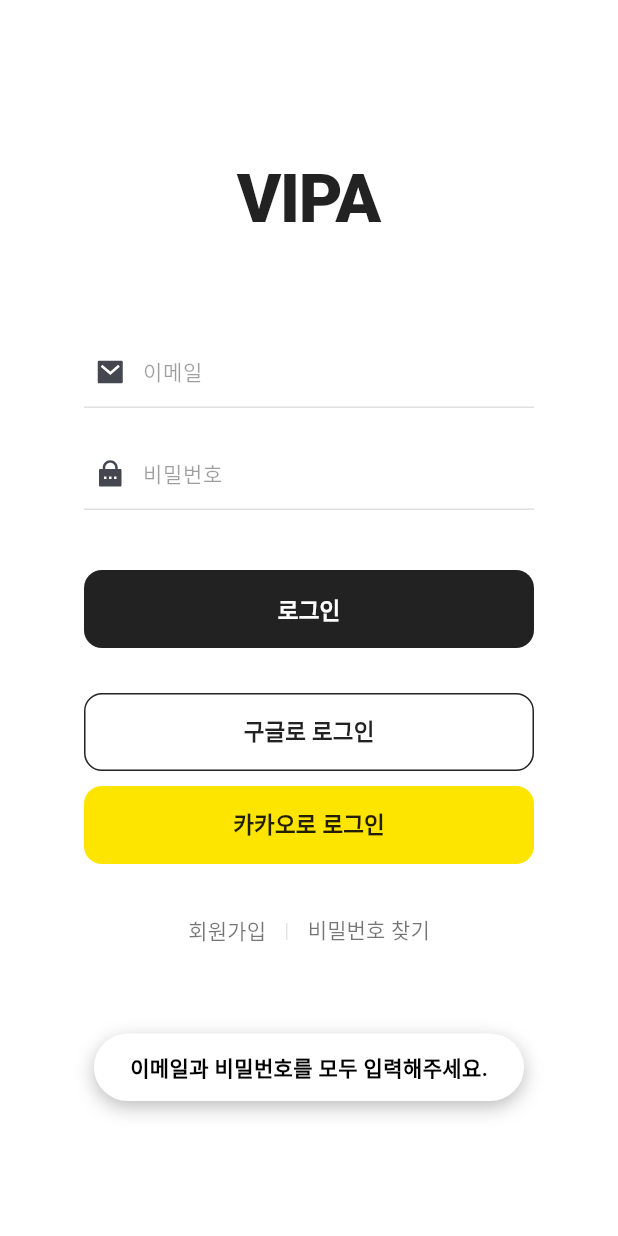
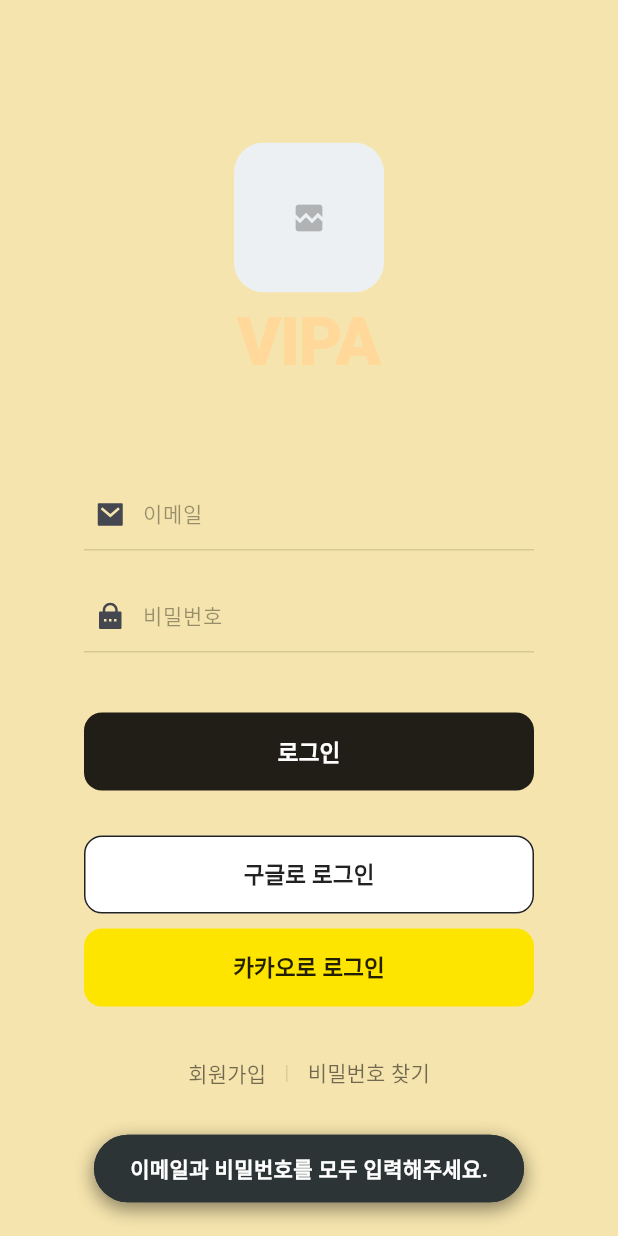
Before and after one commit to VipaForENG/Vipa_frontend, a Flutter app: the screen it shows after launch, after a tap on "로그인", after a tap on "구글로 로그인", on a phone screen of 412 x 824 dp. Run offline on Flutter 3.47's test engine with Material 3 defaults, Android fonts, the phone set to English and light mode, and no system bars; our stand-ins replace dio, fl_chart, permission_handler, remixicon, speech_to_text; network calls fail.

Commit message:
로그인 화면 디자인 리펙토리

```diff
--- a/lib/design/button_design.dart
+++ b/lib/design/button_design.dart
@@ -1,36 +1,44 @@
 import 'package:flutter/material.dart';
 
-Widget buttonDesign(String title, IconData icon, VoidCallback onPressed) {
-  return Expanded(
-    child: SizedBox(
-      height: 120,
+/// Vipa 프로젝트의 공통 사각형 버튼 위젯입니다.
+/// [title]: 버튼에 표시될 텍스트
+/// [icon]: 상단에 표시될 아이콘 데이터
+/// [onPressed]: 버튼 클릭 시 실행될 콜백 함수
+Widget vipaPrimaryButton({
+  required String title,
+  required IconData icon,
+  required VoidCallback onPressed,
+  double height = 120.0, // 기본 높이 설정
+}) {
+  return SizedBox(
+    height: height,
     child: ElevatedButton(
-        onPressed: onPressed, // 1. 클릭 시 실행될 함수 연결
+      onPressed: onPressed,
       style: ElevatedButton.styleFrom(
-          backgroundColor: Colors.white, // 배경색
-          foregroundColor: const Color(0xFF2D3436), // 클릭 시 퍼지는 색상 (물결 효과)
-          elevation: 0, // 그림자 제거 (깔끔하게)
+        backgroundColor: Colors.white,
+        foregroundColor: const Color(0xFF2D3436), // 클릭 시 물결 효과 색상
+        elevation: 0,
         shape: RoundedRectangleBorder(
-            borderRadius: BorderRadius.circular(16), // 테두리 둥글게
-            side: const BorderSide(color: Color(0xFFEDF0F3)), // 테두리 선
+          borderRadius: BorderRadius.circular(16),
+          side: const BorderSide(color: Color(0xFFEDF0F3)),
         ),
-          padding: EdgeInsets.zero, // 내부 기본 패딩 제거
+        padding: EdgeInsets.zero,
       ),
       child: Column(
         mainAxisAlignment: MainAxisAlignment.center,
         children: [
           Icon(icon, color: const Color(0xFF2D3436), size: 30),
-            const SizedBox(height: 5),
+          const SizedBox(height: 8), // 간격을 살짝 넓혀 가독성 확보
           Text(
             title,
             style: const TextStyle(
               fontSize: 13,
               fontWeight: FontWeight.bold,
+              color: Color(0xFF2D3436),
             ),
           ),
         ],
       ),
     ),
-    ),
   );
 }
--- a/lib/design/snack_bar.dart
+++ b/lib/design/snack_bar.dart
@@ -1,63 +1,72 @@
 import 'package:flutter/material.dart';
 
 class VipaSnackBar {
-  static void show(BuildContext context, String message, {bool isError = false}) {
-    // Overlay를 사용하여 화면 최상단에 위젯을 직접 띄웁니다.
+  static void show(
+    BuildContext context,
+    String message, {
+    bool isError = false,
+  }) {
     final overlay = Overlay.of(context);
-    final overlayEntry = OverlayEntry(
+    late OverlayEntry overlayEntry; // 선언을 먼저 합니다.
+
+    overlayEntry = OverlayEntry(
       builder: (context) => _MessageSnackBarWidget(
         message: message,
         isError: isError,
+        // 애니메이션이 완전히 끝난 후 Overlay에서 제거하도록 콜백 전달
+        onDismissed: () {
+          overlayEntry.remove();
+        },
       ),
     );
 
-    // 화면에 추가
     overlay.insert(overlayEntry);
-
-    // 2.5초 후에 제거
-    Future.delayed(const Duration(milliseconds: 2500), () {
-      overlayEntry.remove();
-    });
   }
 }
 
 class _MessageSnackBarWidget extends StatefulWidget {
   final String message;
   final bool isError;
+  final VoidCallback onDismissed;
 
-  const _MessageSnackBarWidget({required this.message, required this.isError});
+  const _MessageSnackBarWidget({
+    required this.message,
+    required this.isError,
+    required this.onDismissed,
+  });
 
   @override
   State<_MessageSnackBarWidget> createState() => _MessageSnackBarWidgetState();
 }
 
-class _MessageSnackBarWidgetState extends State<_MessageSnackBarWidget> with SingleTickerProviderStateMixin {
+class _MessageSnackBarWidgetState extends State<_MessageSnackBarWidget>
+    with SingleTickerProviderStateMixin {
   late AnimationController _controller;
   late Animation<Offset> _offsetAnimation;
 
   @override
   void initState() {
     super.initState();
-    // [애니메이션 설정] 0.5초 동안 부드럽게 작동
     _controller = AnimationController(
-      duration: const Duration(milliseconds: 500),
+      duration: const Duration(milliseconds: 400),
       vsync: this,
     );
 
-    // 시작 위치는 화면 밖(아래), 도착 위치는 원래 자리
+    // [수정 포인트] 좌표값을 더 직관적으로 조정
+    // 화면 하단에서 위로 0.2(약 20%)만큼 올라온 지점에 멈춤
     _offsetAnimation = Tween<Offset>(
-      begin: const Offset(0.0, 2.0),
-      end: const Offset(0.0, -2.0), // 살짝 위로 띄움
-    ).animate(CurvedAnimation(
-      parent: _controller,
-      curve: Curves.easeOutBack, // 쫀득하게 올라오는 효과
-    ));
+      begin: const Offset(0.0, 1.5),
+      end: const Offset(0.0, -0.5),
+    ).animate(CurvedAnimation(parent: _controller, curve: Curves.easeOutBack));
 
-    _controller.forward(); // 시작
+    _controller.forward();
 
-    // 사라질 때 애니메이션
-    Future.delayed(const Duration(milliseconds: 2000), () {
-      if (mounted) _controller.reverse();
+    // 2.5초 노출 후 reverse 애니메이션 실행
+    Future.delayed(const Duration(milliseconds: 2500), () async {
+      if (mounted) {
+        await _controller.reverse(); // 애니메이션이 끝날 때까지 기다림
+        widget.onDismissed(); // 그 다음 Overlay 제거
+      }
     });
   }
 
@@ -79,17 +88,23 @@
             child: Container(
               padding: const EdgeInsets.symmetric(horizontal: 24, vertical: 12),
               decoration: BoxDecoration(
-                color: widget.isError ? Colors.redAccent : Colors.white,
+                // [수정 포인트] Vipa 프로젝트 표준 색상 적용 제안
+                color: widget.isError
+                    ? const Color(0xFFFF4757)
+                    : const Color(0xFF2D3436),
                 borderRadius: BorderRadius.circular(30),
-                boxShadow: [
-                  BoxShadow(color: Colors.black26, blurRadius: 10, offset: Offset(0, 4)),
+                boxShadow: const [
+                  BoxShadow(
+                    color: Colors.black26,
+                    blurRadius: 10,
+                    offset: Offset(0, 4),
+                  ),
                 ],
               ),
               child: Text(
                 widget.message,
-                style: TextStyle(
-                  // 에러일 때는 흰색 글자, 아니면 검정 글자
-                  color: widget.isError ? Colors.white : Colors.black,
+                style: const TextStyle(
+                  color: Colors.white,
                   fontWeight: FontWeight.bold,
                 ),
               ),
--- a/lib/screens/home/widgets/quick_menu_section.dart
+++ b/lib/screens/home/widgets/quick_menu_section.dart
@@ -1,5 +1,8 @@
 import 'package:flutter/material.dart';
+// 디자인 위젯들 임포트
 import '../../../design/button_design.dart';
+import '../../../design/section_header.dart'; // SectionHeader 사용을 위해 추가
+// 화면 이동 대상 임포트
 import '../../conversation/conversation_screen.dart';
 import '../../grammar/grammar_screen.dart';
 
@@ -11,24 +14,38 @@
     return Column(
       crossAxisAlignment: CrossAxisAlignment.start,
       children: [
-        const Text(
-          '학습 바로가기',
-          style: TextStyle(fontSize: 18, fontWeight: FontWeight.bold, color: Color(0xFF2D3436)),
+        // 1. 하드코딩된 Text 대신, 미리 만들어둔 SectionHeader를 사용합니다.
+        const SectionHeader(
+          title: '학습 바로가기',
+          icon: Icons.rocket_launch_rounded, // 섹션의 성격에 맞는 아이콘
+          color: Color(0xFF2D3436), // 프로젝트 메인 컬러
         ),
-        const SizedBox(height: 12),
+
+        const SizedBox(height: 16), // 헤더와 버튼 사이 간격 최적화
+
         Row(
           children: [
-            // buttonDesign은 내부에 Expanded가 포함되어 있어 Row 안에서 바로 쓰면 됩니다.
-            buttonDesign(
-              "실전회화",
-              Icons.chat_bubble_outline,
-              () => Navigator.push(context, MaterialPageRoute(builder: (context) => const ConversationScreen()))
+            // 2. 실전회화 버튼
+            vipaPrimaryButton(
+              title: "실전회화",
+              icon: Icons.chat_bubble_outline,
+              onPressed: () => Navigator.push(
+                context,
+                MaterialPageRoute(
+                  builder: (context) => const ConversationScreen(),
+                ),
+              ),
             ),
-            const SizedBox(width: 12), // 버튼 사이 간격
-            buttonDesign(
-              "오늘의 어휘",
-              Icons.auto_awesome,
-              () => Navigator.push(context, MaterialPageRoute(builder: (context) => const GrammarScreen()))
+
+            const SizedBox(width: 12), // 버튼 사이 간격 유지
+            // 3. 오늘의 어휘 버튼
+            vipaPrimaryButton(
+              title: "오늘의 어휘",
+              icon: Icons.auto_awesome,
+              onPressed: () => Navigator.push(
+                context,
+                MaterialPageRoute(builder: (context) => const GrammarScreen()),
+              ),
             ),
           ],
         ),
--- a/lib/screens/login/login_screen.dart
+++ b/lib/screens/login/login_screen.dart
@@ -51,7 +51,7 @@
   @override
   Widget build(BuildContext context) {
     return Scaffold(
-      backgroundColor: const Color(0xffFFFFFF),
+      backgroundColor: const Color.fromARGB(255, 245, 228, 173),
       // 키보드가 올라올 때 화면이 가려지지 않도록 설정
       resizeToAvoidBottomInset: true,
       body: SafeArea(
@@ -62,12 +62,43 @@
             child: Column(
               mainAxisAlignment: MainAxisAlignment.center,
               children: <Widget>[
-                const SizedBox(height: 100),
+                const SizedBox(height: 95),
+                ClipRRect(
+                  borderRadius: BorderRadius.circular(20), // 이미지 모서리를 둥글게
+                  child: Image.network(
+                    'https://cdn.discordapp.com/attachments/1482731178753654865/1491120727976443994/LOGO-Photoroom.png?ex=69d689e5&is=69d53865&hm=0e97e775c1ae8a46e987be819ef1f600daecbc86c9e51ce0073a328f141e72bf&', // 임시 이미지 링크
+                    width: 100, // 이미지 너비
+                    height: 100, // 이미지 높이
+                    fit: BoxFit.cover,
+                    // 이미지 로딩 중 표시할 위젯 (선택사항)
+                    loadingBuilder: (context, child, loadingProgress) {
+                      if (loadingProgress == null) return child;
+                      return const SizedBox(
+                        width: 100,
+                        height: 100,
+                        child: Center(
+                          child: CircularProgressIndicator(strokeWidth: 2),
+                        ),
+                      );
+                    },
+                    // 이미지 로드 실패 시 표시할 위젯
+                    errorBuilder: (context, error, stackTrace) => Container(
+                      width: 100,
+                      height: 100,
+                      color: const Color(0xFFEDF0F3),
+                      child: const Icon(
+                        Icons.broken_image,
+                        color: Colors.black26,
+                      ),
+                    ),
+                  ),
+                ),
+
                 // 로고 섹션
                 const Text(
                   'VIPA',
                   style: TextStyle(
-                    color: Colors.black87,
+                    color: Color.fromARGB(255, 255, 216, 154),
                     fontSize: 45,
                     fontWeight: FontWeight.w900, // 기존 1000 대신 w900 사용
                     letterSpacing: -1,
```
Lines whose indentation alone changed are shown as unchanged.
